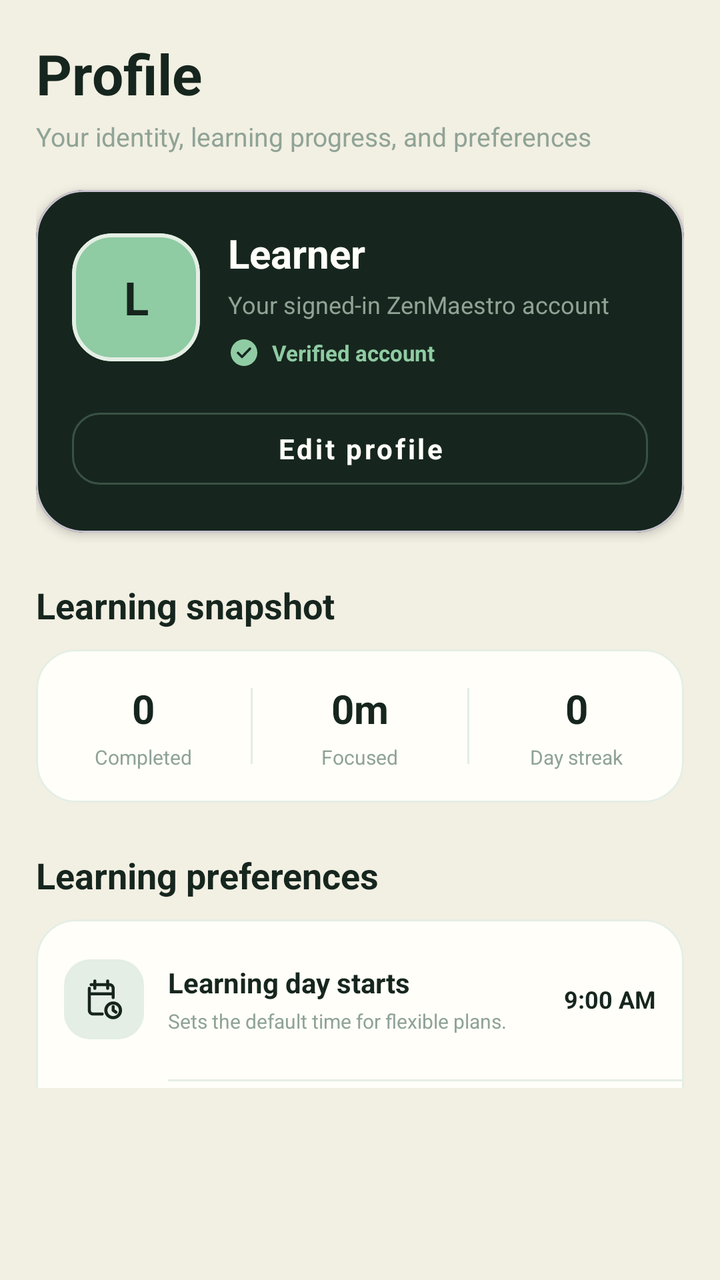
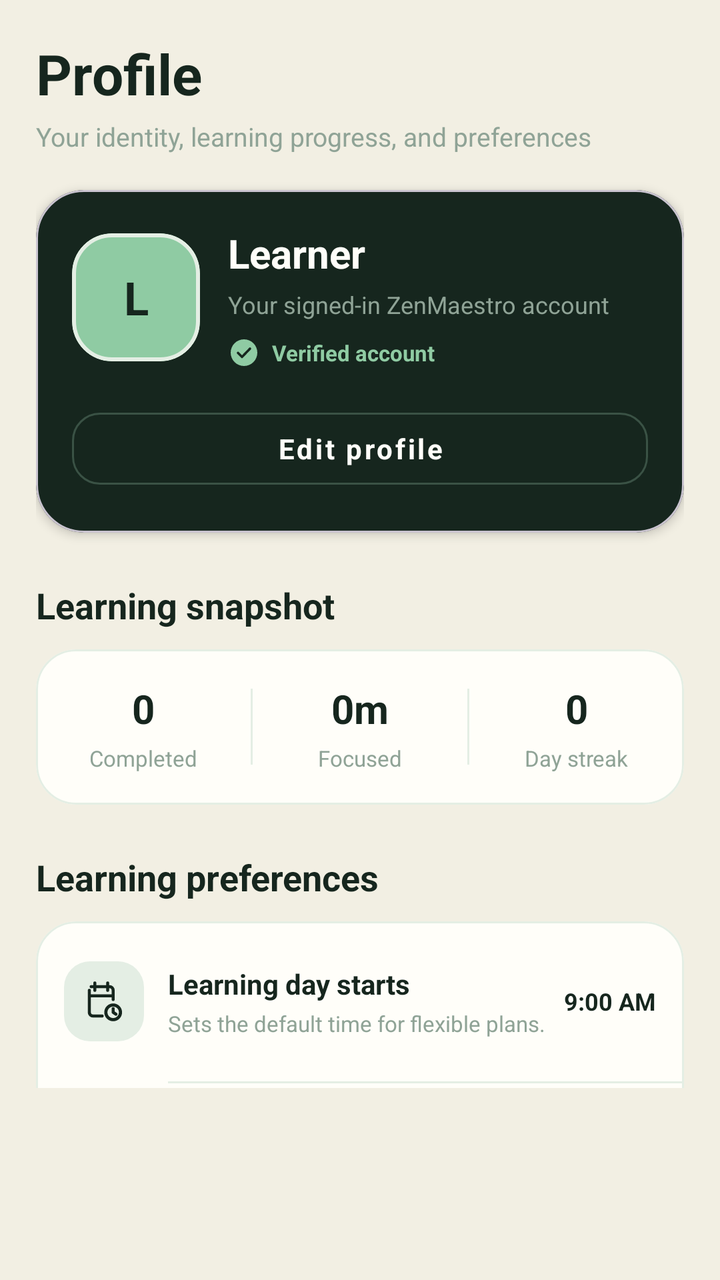

Compare the two renders of this Android layout. The source of the first and the diff that turns it into the second are given below.
<!-- AndroidManifest.xml: application theme Theme.ZenMaestro -->
<!-- res/layout/fragment_profile.xml -->
<?xml version="1.0" encoding="utf-8"?>
<FrameLayout xmlns:android="http://schemas.android.com/apk/res/android"
    xmlns:app="http://schemas.android.com/apk/res-auto"
    android:layout_width="match_parent"
    android:layout_height="match_parent"
    android:background="@color/chalk_white">

    <androidx.core.widget.NestedScrollView
        android:layout_width="match_parent"
        android:layout_height="match_parent"
        android:layout_marginBottom="@dimen/bottom_navigation_height"
        android:clipToPadding="false"
        android:fillViewport="true"
        android:overScrollMode="never">

        <LinearLayout
            android:layout_width="match_parent"
            android:layout_height="wrap_content"
            android:orientation="vertical"
            android:paddingStart="18dp"
            android:paddingTop="18dp"
            android:paddingEnd="18dp"
            android:paddingBottom="36dp">

            <TextView
                android:layout_width="wrap_content"
                android:layout_height="wrap_content"
                android:text="@string/profile"
                android:textColor="@color/chalkboard"
                android:textSize="28sp"
                android:textStyle="bold" />

            <TextView
                android:layout_width="wrap_content"
                android:layout_height="wrap_content"
                android:layout_marginTop="4dp"
                android:text="@string/profile_subtitle_v2"
                android:textColor="@color/sage"
                android:textSize="13sp" />

            <com.google.android.material.card.MaterialCardView
                android:layout_width="match_parent"
                android:layout_height="wrap_content"
                android:layout_marginTop="18dp"
                app:cardBackgroundColor="@color/chalkboard"
                app:cardCornerRadius="24dp"
                app:cardElevation="3dp">

                <LinearLayout
                    android:layout_width="match_parent"
                    android:layout_height="wrap_content"
                    android:orientation="vertical"
                    android:padding="18dp">

                    <LinearLayout
                        android:layout_width="match_parent"
                        android:layout_height="wrap_content"
                        android:gravity="center_vertical"
                        android:orientation="horizontal">

                        <com.google.android.material.card.MaterialCardView
                            android:layout_width="64dp"
                            android:layout_height="64dp"
                            app:cardBackgroundColor="@color/sage_green"
                            app:cardCornerRadius="20dp"
                            app:cardElevation="0dp"
                            app:strokeColor="@color/sage_tint"
                            app:strokeWidth="2dp">

                            <TextView
                                android:id="@+id/avatarText"
                                android:layout_width="match_parent"
                                android:layout_height="match_parent"
                                android:gravity="center"
                                android:text="L"
                                android:textColor="@color/chalkboard"
                                android:textSize="23sp"
                                android:textStyle="bold" />
                        </com.google.android.material.card.MaterialCardView>

                        <LinearLayout
                            android:layout_width="0dp"
                            android:layout_height="wrap_content"
                            android:layout_marginStart="14dp"
                            android:layout_weight="1"
                            android:orientation="vertical">

                            <TextView
                                android:id="@+id/profileName"
                                android:layout_width="match_parent"
                                android:layout_height="wrap_content"
                                android:ellipsize="end"
                                android:maxLines="1"
                                android:text="@string/learner"
                                android:textColor="@color/paper_white"
                                android:textSize="20sp"
                                android:textStyle="bold" />

                            <TextView
                                android:id="@+id/profileEmail"
                                android:layout_width="match_parent"
                                android:layout_height="wrap_content"
                                android:layout_marginTop="4dp"
                                android:ellipsize="end"
                                android:maxLines="1"
                                android:text="@string/signed_in_account"
                                android:textColor="@color/sage"
                                android:textSize="12sp" />

                            <LinearLayout
                                android:layout_width="wrap_content"
                                android:layout_height="wrap_content"
                                android:layout_marginTop="8dp"
                                android:gravity="center_vertical"
                                android:orientation="horizontal">

                                <ImageView
                                    android:id="@+id/profileVerificationIcon"
                                    android:layout_width="16dp"
                                    android:layout_height="16dp"
                                    android:contentDescription="@null"
                                    android:src="@drawable/ic_check_circle" />

                                <TextView
                                    android:id="@+id/profileVerificationText"
                                    android:layout_width="wrap_content"
                                    android:layout_height="wrap_content"
                                    android:layout_marginStart="6dp"
                                    android:text="@string/verified_account"
                                    android:textColor="@color/sage_green"
                                    android:textSize="11sp"
                                    android:textStyle="bold" />
                            </LinearLayout>
                        </LinearLayout>
                    </LinearLayout>

                    <com.google.android.material.button.MaterialButton
                        android:id="@+id/editProfileButton"
                        style="@style/Widget.MaterialComponents.Button.OutlinedButton"
                        android:layout_width="match_parent"
                        android:layout_height="48dp"
                        android:layout_marginTop="16dp"
                        android:text="@string/edit_profile"
                        android:textAllCaps="false"
                        android:textColor="@color/paper_white"
                        android:textSize="14sp"
                        android:textStyle="bold"
                        app:backgroundTint="@color/transparent"
                        app:cornerRadius="14dp"
                        app:strokeColor="@color/chalk_line"
                        app:strokeWidth="1dp" />
                </LinearLayout>
            </com.google.android.material.card.MaterialCardView>

            <TextView
                android:layout_width="wrap_content"
                android:layout_height="wrap_content"
                android:layout_marginTop="24dp"
                android:text="@string/learning_snapshot"
                android:textColor="@color/chalkboard"
                android:textSize="18sp"
                android:textStyle="bold" />

            <com.google.android.material.card.MaterialCardView
                android:layout_width="match_parent"
                android:layout_height="wrap_content"
                android:layout_marginTop="10dp"
                app:cardBackgroundColor="@color/paper_white"
                app:cardCornerRadius="20dp"
                app:cardElevation="0dp"
                app:strokeColor="@color/sage_tint"
                app:strokeWidth="1dp">

                <LinearLayout
                    android:layout_width="match_parent"
                    android:layout_height="wrap_content"
                    android:baselineAligned="false"
                    android:orientation="horizontal"
                    android:paddingTop="16dp"
                    android:paddingBottom="16dp">

                    <LinearLayout
                        android:layout_width="0dp"
                        android:layout_height="wrap_content"
                        android:layout_weight="1"
                        android:gravity="center_horizontal"
                        android:orientation="vertical">

                        <TextView
                            android:id="@+id/profileCompletedValue"
                            android:layout_width="wrap_content"
                            android:layout_height="wrap_content"
                            android:text="0"
                            android:textColor="@color/chalkboard"
                            android:textSize="20sp"
                            android:textStyle="bold" />

                        <TextView
                            android:layout_width="wrap_content"
                            android:layout_height="wrap_content"
                            android:layout_marginTop="4dp"
                            android:text="@string/completed"
                            android:textColor="@color/sage"
                            android:textSize="10sp" />
                    </LinearLayout>

                    <View
                        android:layout_width="1dp"
                        android:layout_height="38dp"
                        android:layout_gravity="center_vertical"
                        android:background="@color/sage_tint" />

                    <LinearLayout
                        android:layout_width="0dp"
                        android:layout_height="wrap_content"
                        android:layout_weight="1"
                        android:gravity="center_horizontal"
                        android:orientation="vertical">

                        <TextView
                            android:id="@+id/profileFocusedValue"
                            android:layout_width="wrap_content"
                            android:layout_height="wrap_content"
                            android:text="0m"
                            android:textColor="@color/chalkboard"
                            android:textSize="20sp"
                            android:textStyle="bold" />

                        <TextView
                            android:layout_width="wrap_content"
                            android:layout_height="wrap_content"
                            android:layout_marginTop="4dp"
                            android:text="@string/focused"
                            android:textColor="@color/sage"
                            android:textSize="10sp" />
                    </LinearLayout>

                    <View
                        android:layout_width="1dp"
                        android:layout_height="38dp"
                        android:layout_gravity="center_vertical"
                        android:background="@color/sage_tint" />

                    <LinearLayout
                        android:layout_width="0dp"
                        android:layout_height="wrap_content"
                        android:layout_weight="1"
                        android:gravity="center_horizontal"
                        android:orientation="vertical">

                        <TextView
                            android:id="@+id/profileStreakValue"
                            android:layout_width="wrap_content"
                            android:layout_height="wrap_content"
                            android:text="0"
                            android:textColor="@color/chalkboard"
                            android:textSize="20sp"
                            android:textStyle="bold" />

                        <TextView
                            android:layout_width="wrap_content"
                            android:layout_height="wrap_content"
                            android:layout_marginTop="4dp"
                            android:text="@string/day_streak"
                            android:textColor="@color/sage"
                            android:textSize="10sp" />
                    </LinearLayout>
                </LinearLayout>
            </com.google.android.material.card.MaterialCardView>

            <TextView
                android:layout_width="wrap_content"
                android:layout_height="wrap_content"
                android:layout_marginTop="24dp"
                android:text="@string/learning_preferences"
                android:textColor="@color/chalkboard"
                android:textSize="18sp"
                android:textStyle="bold" />

            <com.google.android.material.card.MaterialCardView
                android:layout_width="match_parent"
                android:layout_height="wrap_content"
                android:layout_marginTop="10dp"
                app:cardBackgroundColor="@color/paper_white"
                app:cardCornerRadius="20dp"
                app:cardElevation="0dp"
                app:strokeColor="@color/sage_tint"
                app:strokeWidth="1dp">

                <LinearLayout
                    android:layout_width="match_parent"
                    android:layout_height="wrap_content"
                    android:orientation="vertical">

                    <LinearLayout
                        android:id="@+id/learningStartRow"
                        android:layout_width="match_parent"
                        android:layout_height="80dp"
                        android:background="?attr/selectableItemBackground"
                        android:clickable="true"
                        android:focusable="true"
                        android:gravity="center_vertical"
                        android:orientation="horizontal"
                        android:paddingHorizontal="14dp">

                        <ImageView
                            android:layout_width="40dp"
                            android:layout_height="40dp"
                            android:background="@drawable/bg_profile_icon_tile"
                            android:contentDescription="@null"
                            android:padding="9dp"
                            android:src="@drawable/ic_calendar_clock" />

                        <LinearLayout
                            android:layout_width="0dp"
                            android:layout_height="wrap_content"
                            android:layout_marginStart="12dp"
                            android:layout_weight="1"
                            android:orientation="vertical">

                            <TextView
                                android:layout_width="wrap_content"
                                android:layout_height="wrap_content"
                                android:text="@string/learning_day_starts"
                                android:textColor="@color/chalkboard"
                                android:textSize="14sp"
                                android:textStyle="bold" />

                            <TextView
                                android:layout_width="wrap_content"
                                android:layout_height="wrap_content"
                                android:layout_marginTop="3dp"
                                android:maxLines="1"
                                android:text="@string/learning_day_starts_message"
                                android:textColor="@color/sage"
                                android:textSize="10sp" />
                        </LinearLayout>

                        <TextView
                            android:id="@+id/learningStartValue"
                            android:layout_width="wrap_content"
                            android:layout_height="wrap_content"
                            android:layout_marginStart="8dp"
                            android:text="9:00 AM"
                            android:textColor="@color/chalkboard"
                            android:textSize="12sp"
                            android:textStyle="bold" />
                    </LinearLayout>

                    <View
                        android:layout_width="match_parent"
                        android:layout_height="1dp"
                        android:layout_marginStart="66dp"
                        android:background="@color/sage_tint" />

                    <LinearLayout
                        android:layout_width="match_parent"
                        android:layout_height="80dp"
                        android:gravity="center_vertical"
                        android:orientation="horizontal"
                        android:paddingHorizontal="14dp">

                        <ImageView
                            android:layout_width="40dp"
                            android:layout_height="40dp"
                            android:background="@drawable/bg_profile_icon_tile"
                            android:contentDescription="@null"
                            android:padding="9dp"
                            android:src="@drawable/ic_notifications" />

                        <LinearLayout
                            android:layout_width="0dp"
                            android:layout_height="wrap_content"
                            android:layout_marginStart="12dp"
                            android:layout_weight="1"
                            android:orientation="vertical">

                            <TextView
                                android:layout_width="wrap_content"
                                android:layout_height="wrap_content"
                                android:text="@string/learning_reminders"
                                android:textColor="@color/chalkboard"
                                android:textSize="14sp"
                                android:textStyle="bold" />

                            <TextView
                                android:layout_width="wrap_content"
                                android:layout_height="wrap_content"
                                android:layout_marginTop="3dp"
                                android:maxLines="1"
                                android:text="@string/reminders_message"
                                android:textColor="@color/sage"
                                android:textSize="10sp" />
                        </LinearLayout>

                        <com.google.android.material.materialswitch.MaterialSwitch
                            android:id="@+id/remindersSwitch"
                            android:layout_width="wrap_content"
                            android:layout_height="wrap_content" />
                    </LinearLayout>
                </LinearLayout>
            </com.google.android.material.card.MaterialCardView>

            <TextView
                android:layout_width="wrap_content"
                android:layout_height="wrap_content"
                android:layout_marginTop="24dp"
                android:text="@string/account_security"
                android:textColor="@color/chalkboard"
                android:textSize="18sp"
                android:textStyle="bold" />

            <com.google.android.material.card.MaterialCardView
                android:layout_width="match_parent"
                android:layout_height="wrap_content"
                android:layout_marginTop="10dp"
                app:cardBackgroundColor="@color/paper_white"
                app:cardCornerRadius="20dp"
                app:cardElevation="0dp"
                app:strokeColor="@color/sage_tint"
                app:strokeWidth="1dp">

                <LinearLayout
                    android:layout_width="match_parent"
                    android:layout_height="wrap_content"
                    android:orientation="vertical">

                    <LinearLayout
                        android:id="@+id/resetPasswordRow"
                        android:layout_width="match_parent"
                        android:layout_height="78dp"
                        android:background="?attr/selectableItemBackground"
                        android:clickable="true"
                        android:focusable="true"
                        android:gravity="center_vertical"
                        android:orientation="horizontal"
                        android:paddingHorizontal="14dp">

                        <ImageView
                            android:layout_width="40dp"
                            android:layout_height="40dp"
                            android:background="@drawable/bg_profile_icon_tile"
                            android:contentDescription="@null"
                            android:padding="9dp"
                            android:src="@drawable/ic_lock"
                            app:tint="@color/chalkboard" />

                        <LinearLayout
                            android:layout_width="0dp"
                            android:layout_height="wrap_content"
                            android:layout_marginStart="12dp"
                            android:layout_weight="1"
                            android:orientation="vertical">

                            <TextView
                                android:layout_width="wrap_content"
                                android:layout_height="wrap_content"
                                android:text="@string/password_sign_in"
                                android:textColor="@color/chalkboard"
                                android:textSize="14sp"
                                android:textStyle="bold" />

                            <TextView
                                android:id="@+id/passwordSignInMessage"
                                android:layout_width="wrap_content"
                                android:layout_height="wrap_content"
                                android:layout_marginTop="3dp"
                                android:maxLines="1"
                                android:text="@string/change_password_message"
                                android:textColor="@color/sage"
                                android:textSize="10sp" />
                        </LinearLayout>

                        <ImageView
                            android:layout_width="18dp"
                            android:layout_height="18dp"
                            android:contentDescription="@null"
                            android:src="@drawable/ic_chevron_right" />
                    </LinearLayout>

                    <View
                        android:layout_width="match_parent"
                        android:layout_height="1dp"
                        android:layout_marginStart="66dp"
                        android:background="@color/sage_tint" />

                    <LinearLayout
                        android:id="@+id/privacyRow"
                        android:layout_width="match_parent"
                        android:layout_height="78dp"
                        android:background="?attr/selectableItemBackground"
                        android:clickable="true"
                        android:focusable="true"
                        android:gravity="center_vertical"
                        android:orientation="horizontal"
                        android:paddingHorizontal="14dp">

                        <ImageView
                            android:layout_width="40dp"
                            android:layout_height="40dp"
                            android:background="@drawable/bg_profile_icon_tile"
                            android:contentDescription="@null"
                            android:padding="9dp"
                            android:src="@drawable/ic_shield"
                            app:tint="@color/chalkboard" />

                        <LinearLayout
                            android:layout_width="0dp"
                            android:layout_height="wrap_content"
                            android:layout_marginStart="12dp"
                            android:layout_weight="1"
                            android:orientation="vertical">

                            <TextView
                                android:layout_width="wrap_content"
                                android:layout_height="wrap_content"
                                android:text="@string/data_privacy"
                                android:textColor="@color/chalkboard"
                                android:textSize="14sp"
                                android:textStyle="bold" />

                            <TextView
                                android:layout_width="wrap_content"
                                android:layout_height="wrap_content"
                                android:layout_marginTop="3dp"
                                android:maxLines="1"
                                android:text="@string/data_privacy_message"
                                android:textColor="@color/sage"
                                android:textSize="10sp" />
                        </LinearLayout>

                        <ImageView
                            android:layout_width="18dp"
                            android:layout_height="18dp"
                            android:contentDescription="@null"
                            android:src="@drawable/ic_chevron_right" />
                    </LinearLayout>
                </LinearLayout>
            </com.google.android.material.card.MaterialCardView>

            <com.google.android.material.button.MaterialButton
                android:id="@+id/signOutButton"
                style="@style/Widget.MaterialComponents.Button.OutlinedButton"
                android:layout_width="match_parent"
                android:layout_height="52dp"
                android:layout_marginTop="18dp"
                android:text="@string/sign_out"
                android:textAllCaps="false"
                android:textColor="@color/coral"
                android:textSize="14sp"
                android:textStyle="bold"
                app:backgroundTint="@color/transparent"
                app:cornerRadius="16dp"
                app:strokeColor="@color/coral"
                app:strokeWidth="1dp" />

            <TextView
                android:id="@+id/appVersionText"
                android:layout_width="match_parent"
                android:layout_height="wrap_content"
                android:layout_marginTop="12dp"
                android:gravity="center"
                android:textColor="@color/sage"
                android:textSize="10sp" />
        </LinearLayout>
    </androidx.core.widget.NestedScrollView>
</FrameLayout>
<!-- resources referenced by this layout -->
<resources>
  <color name="chalk_line">#3A5245</color>
  <color name="chalk_white">#F2EFE3</color>
  <color name="chalkboard">#16261E</color>
  <color name="coral">#E2725B</color>
  <color name="paper_white">#FFFEF9</color>
  <color name="sage">#8FA396</color>
  <color name="sage_green">#8FCBA3</color>
  <color name="sage_tint">#E4EEE4</color>
  <color name="transparent">#00000000</color>
  <dimen name="bottom_navigation_height">96dp</dimen>
  <!-- drawable bg_profile_icon_tile (drawable) -->
  <?xml version="1.0" encoding="utf-8"?>
  <shape xmlns:android="http://schemas.android.com/apk/res/android" android:shape="rectangle">
      <solid android:color="@color/sage_tint" />
      <corners android:radius="13dp" />
  </shape>
  <!-- drawable ic_chevron_right (drawable) -->
  <vector xmlns:android="http://schemas.android.com/apk/res/android"
      android:width="20dp"
      android:height="20dp"
      android:viewportWidth="24"
      android:viewportHeight="24">
      <path
          android:fillColor="@android:color/transparent"
          android:pathData="M9,5l7,7 -7,7"
          android:strokeColor="@color/chalk_line"
          android:strokeLineCap="round"
          android:strokeLineJoin="round"
          android:strokeWidth="2" />
  </vector>
  <string name="account_security">Account &amp; security</string>
  <string name="change_password_message">Send a secure reset link to your email.</string>
  <string name="completed">Completed</string>
  <string name="data_privacy">Data &amp; privacy</string>
  <string name="data_privacy_message">Review or clear learning data on this device.</string>
  <string name="day_streak">Day streak</string>
  <string name="edit_profile">Edit profile</string>
  <string name="focused">Focused</string>
  <string name="learner">Learner</string>
  <string name="learning_day_starts">Learning day starts</string>
  <string name="learning_day_starts_message">Sets the default time for flexible plans.</string>
  <string name="learning_preferences">Learning preferences</string>
  <string name="learning_reminders">Learning reminders</string>
  <string name="learning_snapshot">Learning snapshot</string>
  <string name="password_sign_in">Password &amp; sign-in</string>
  <string name="profile">Profile</string>
  <string name="profile_subtitle_v2">Your identity, learning progress, and preferences</string>
  <string name="reminders_message">Notify me when a scheduled task begins.</string>
  <string name="sign_out">Sign out</string>
  <string name="signed_in_account">Your signed-in ZenMaestro account</string>
  <string name="verified_account">Verified account</string>
  <style name="Theme.ZenMaestro" parent="Theme.Material3.Light.NoActionBar">
          <item name="colorPrimary">@color/chalkboard</item>
          <item name="colorOnPrimary">@color/chalk_white</item>
          <item name="colorSecondary">@color/sage_green</item>
          <item name="colorOnSecondary">@color/chalkboard</item>
          <item name="colorSurface">@color/chalk_white</item>
          <item name="colorOnSurface">@color/chalkboard</item>
          <item name="android:fontFamily">sans-serif</item>
          <item name="android:windowLightStatusBar">true</item>
          <item name="android:statusBarColor">@color/chalk_white</item>
          <item name="android:navigationBarColor">@color/chalk_white</item>
          <item name="android:windowActionModeOverlay">true</item>
          <item name="android:windowNoTitle">true</item>
          <item name="android:forceDarkAllowed">false</item>
      </style>
  <!-- unchanged entries left out for length: 5 -->
</resources>

<!-- the commit's change to res/layout/fragment_profile.xml (unified diff, before → after) -->
@@ -201,7 +201,7 @@
                             android:layout_marginTop="4dp"
                             android:text="@string/completed"
                             android:textColor="@color/sage"
-                            android:textSize="10sp" />
+                            android:textSize="11sp" />
                     </LinearLayout>
 
                     <View
@@ -232,7 +232,7 @@
                             android:layout_marginTop="4dp"
                             android:text="@string/focused"
                             android:textColor="@color/sage"
-                            android:textSize="10sp" />
+                            android:textSize="11sp" />
                     </LinearLayout>
 
                     <View
@@ -263,7 +263,7 @@
                             android:layout_marginTop="4dp"
                             android:text="@string/day_streak"
                             android:textColor="@color/sage"
-                            android:textSize="10sp" />
+                            android:textSize="11sp" />
                     </LinearLayout>
                 </LinearLayout>
             </com.google.android.material.card.MaterialCardView>
@@ -333,7 +333,7 @@
                                 android:maxLines="1"
                                 android:text="@string/learning_day_starts_message"
                                 android:textColor="@color/sage"
-                                android:textSize="10sp" />
+                                android:textSize="11sp" />
                         </LinearLayout>
 
                         <TextView
@@ -390,7 +390,7 @@
                                 android:maxLines="1"
                                 android:text="@string/reminders_message"
                                 android:textColor="@color/sage"
-                                android:textSize="10sp" />
+                                android:textSize="11sp" />
                         </LinearLayout>
 
                         <com.google.android.material.materialswitch.MaterialSwitch
@@ -468,7 +468,7 @@
                                 android:maxLines="1"
                                 android:text="@string/change_password_message"
                                 android:textColor="@color/sage"
-                                android:textSize="10sp" />
+                                android:textSize="11sp" />
                         </LinearLayout>
 
                         <ImageView
@@ -526,7 +526,7 @@
                                 android:maxLines="1"
                                 android:text="@string/data_privacy_message"
                                 android:textColor="@color/sage"
-                                android:textSize="10sp" />
+                                android:textSize="11sp" />
                         </LinearLayout>
 
                         <ImageView
@@ -561,7 +561,7 @@
                 android:layout_marginTop="12dp"
                 android:gravity="center"
                 android:textColor="@color/sage"
-                android:textSize="10sp" />
+                android:textSize="11sp" />
         </LinearLayout>
     </androidx.core.widget.NestedScrollView>
 </FrameLayout>
<!-- resource entries referenced after the edit -->
@@ -64,7 +64,7 @@
           <item name="android:navigationBarColor">@color/chalk_white</item>
           <item name="android:windowActionModeOverlay">true</item>
           <item name="android:windowNoTitle">true</item>
-          <item name="android:forceDarkAllowed">false</item>
+          <item name="android:forceDarkAllowed" tools:targetApi="29">false</item>
       </style>
   <!-- unchanged entries left out for length: 5 -->
 </resources>
